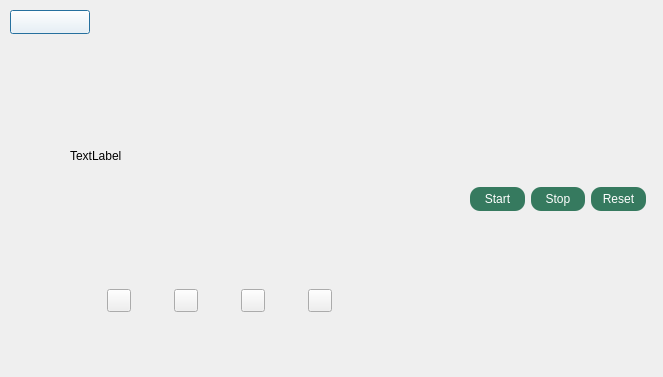
Qt form music.ui (bikraj2/MITRA_FINAL) before a commit.
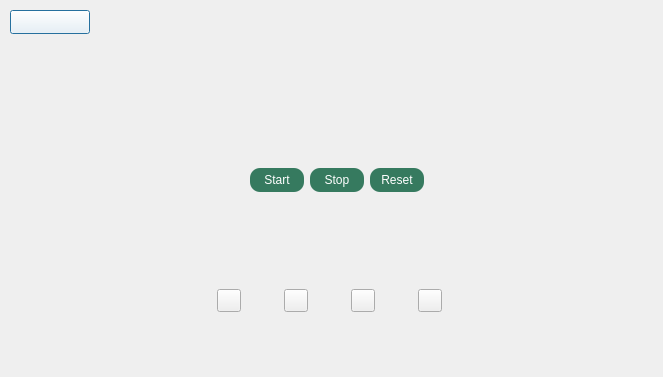
The same form after that commit. Icons and pictures are not drawn.

```diff
--- a/music.ui
+++ b/music.ui
@@ -40,7 +40,7 @@
   <widget class="QWidget" name="layoutWidget">
    <property name="geometry">
     <rect>
-     <x>70</x>
+     <x>180</x>
      <y>240</y>
      <width>301</width>
      <height>121</height>
@@ -86,24 +86,23 @@
   <widget class="QWidget" name="layoutWidget">
    <property name="geometry">
     <rect>
-     <x>470</x>
-     <y>40</y>
+     <x>250</x>
+     <y>50</y>
      <width>176</width>
      <height>171</height>
     </rect>
    </property>
-   <layout class="QVBoxLayout" name="verticalLayout">
-    <item>
-     <widget class="QLabel" name="label1">
-      <property name="styleSheet">
-       <string notr="true">text-align: center  ; </string>
-      </property>
-      <property name="text">
-       <string/>
-      </property>
-     </widget>
-    </item>
-    <item>
+   <layout class="QVBoxLayout" name="verticalLayout"/>
+  </widget>
+  <widget class="QWidget" name="">
+   <property name="geometry">
+    <rect>
+     <x>250</x>
+     <y>140</y>
+     <width>174</width>
+     <height>81</height>
+    </rect>
+   </property>
      <layout class="QHBoxLayout" name="horizontalLayout_2">
       <item>
        <widget class="QPushButton" name="pushButton1">
@@ -139,20 +138,21 @@
        </widget>
       </item>
      </layout>
-    </item>
-   </layout>
   </widget>
-  <widget class="QLabel" name="label2">
+  <widget class="QLabel" name="label1">
    <property name="geometry">
     <rect>
-     <x>70</x>
-     <y>70</y>
-     <width>301</width>
-     <height>171</height>
+     <x>250</x>
+     <y>52</y>
+     <width>174</width>
+     <height>82</height>
     </rect>
    </property>
+   <property name="styleSheet">
+    <string notr="true">text-align: center  ; </string>
+   </property>
    <property name="text">
-    <string>TextLabel</string>
+    <string/>
    </property>
   </widget>
  </widget>
```
Lines whose indentation alone changed are shown as unchanged.
